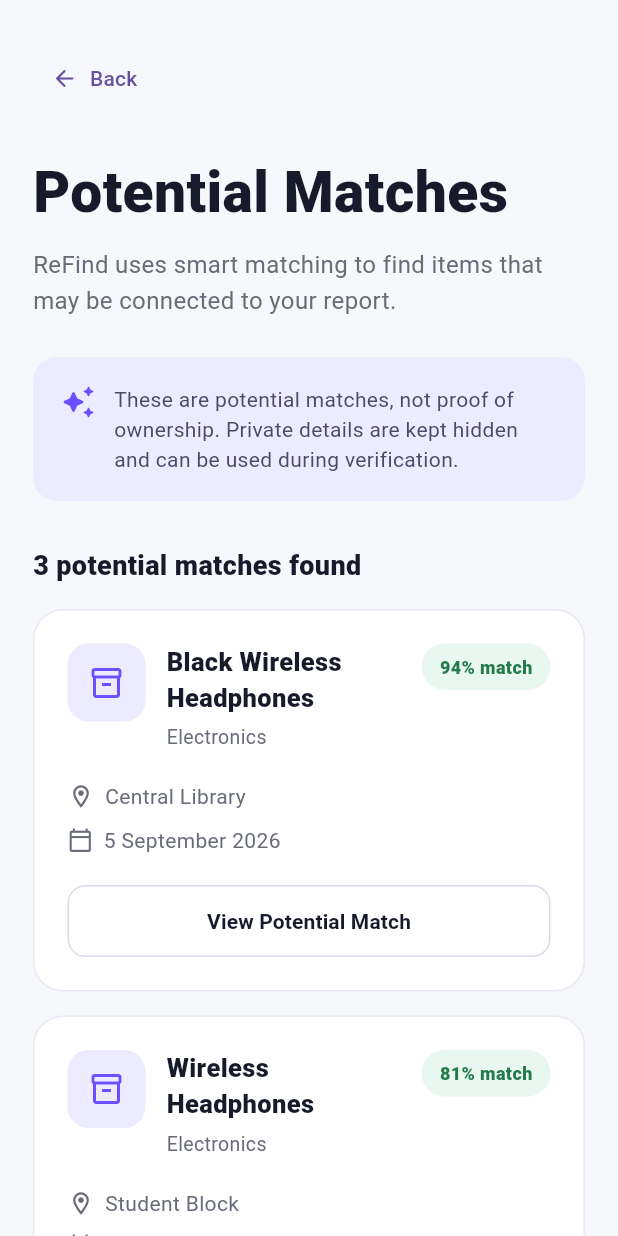
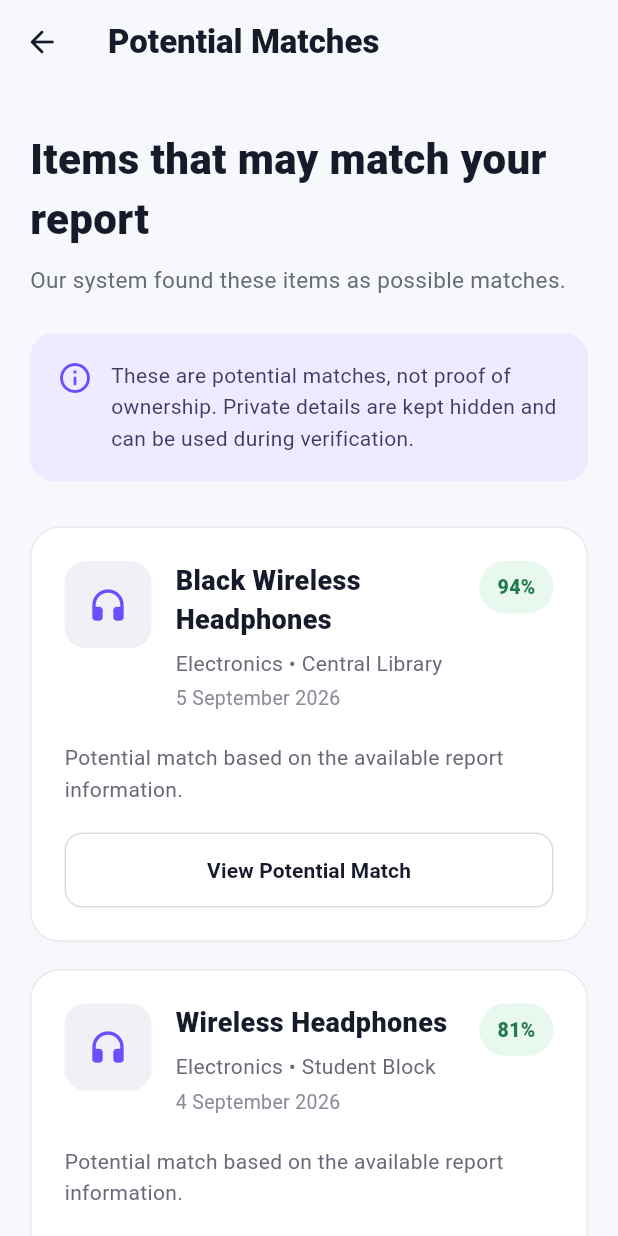
Before and after one commit to shafa279/ReFind, a Flutter app: the MatchesScreen screen opened by its route, on a phone screen of 412 x 824 dp. Run offline on Flutter 3.47's test engine with Material 3 defaults, Android fonts, the phone set to English and light mode, and no system bars.

Commit message:
On branch main .git/COMMIT_EDITMSG [unix] (22:26 07/09/2026)            13,1 Bot                                                          #

```diff
--- a/frontend/lib/app.dart
+++ b/frontend/lib/app.dart
@@ -6,6 +6,7 @@ import 'screens/matches/matches_screen.dart';
 import 'screens/item_details/item_details_screen.dart';
 import 'screens/my_reports/my_reports_screen.dart';
 import 'screens/admin/admin_dashboard_screen.dart';
+import 'screens/login/login_screen.dart';
 
 class ReFindApp extends StatelessWidget {
   const ReFindApp({super.key});
@@ -15,9 +16,7 @@ class ReFindApp extends StatelessWidget {
     return MaterialApp(
       debugShowCheckedModeBanner: false,
       title: 'ReFind',
-
       initialRoute: '/',
-
       routes: {
         '/': (context) => const HomeScreen(),
         '/report': (context) => const ReportItemScreen(),
@@ -25,6 +24,7 @@ class ReFindApp extends StatelessWidget {
         '/item-details': (context) => const ItemDetailsScreen(),
         '/my-reports': (context) => const MyReportsScreen(),
         '/admin': (context) => const AdminDashboardScreen(),
+        '/login': (context) => const LoginScreen(),
       },
     );
   }
--- a/frontend/lib/screens/matches/matches_screen.dart
+++ b/frontend/lib/screens/matches/matches_screen.dart
@@ -1,36 +1,54 @@
 import 'package:flutter/material.dart';
+
+import '../item_details/item_details_screen.dart';
 
 class MatchesScreen extends StatelessWidget {
   const MatchesScreen({super.key});
 
   @override
   Widget build(BuildContext context) {
-    final width = MediaQuery.of(context).size.width;
-    final isMobile = width < 800;
+    final screenWidth = MediaQuery.of(context).size.width;
+    final isMobile = screenWidth < 800;
 
     return Scaffold(
       backgroundColor: const Color(0xFFF7F8FC),
-      body: SafeArea(
-        child: SingleChildScrollView(
+      appBar: AppBar(
+        backgroundColor: const Color(0xFFF7F8FC),
+        elevation: 0,
+        leading: IconButton(
+          onPressed: () {
+            Navigator.pop(context);
+          },
+          icon: const Icon(
+            Icons.arrow_back_rounded,
+            color: Color(0xFF171A2B),
+          ),
+        ),
+        title: const Text(
+          'Potential Matches',
+          style: TextStyle(
+            color: Color(0xFF171A2B),
+            fontWeight: FontWeight.w800,
+          ),
+        ),
+      ),
+      body: SingleChildScrollView(
         padding: EdgeInsets.symmetric(
-            horizontal: isMobile ? 22 : 70,
-            vertical: 28,
+          horizontal: isMobile ? 20 : 70,
+          vertical: 30,
+        ),
+        child: Center(
+          child: ConstrainedBox(
+            constraints: const BoxConstraints(
+              maxWidth: 1100,
             ),
             child: Column(
               crossAxisAlignment: CrossAxisAlignment.start,
               children: [
-              TextButton.icon(
-                onPressed: () => Navigator.pop(context),
-                icon: const Icon(Icons.arrow_back_rounded),
-                label: const Text('Back'),
-              ),
-
-              const SizedBox(height: 25),
-
                 const Text(
-                'Potential Matches',
+                  'Items that may match your report',
                   style: TextStyle(
-                  fontSize: 38,
+                    fontSize: 28,
                     fontWeight: FontWeight.w900,
                     color: Color(0xFF171A2B),
                   ),
@@ -39,11 +57,9 @@ class MatchesScreen extends StatelessWidget {
                 const SizedBox(height: 10),
 
                 const Text(
-                'ReFind uses smart matching to find items that may be '
-                'connected to your report.',
+                  'Our system found these items as possible matches.',
                   style: TextStyle(
-                  fontSize: 16,
-                  height: 1.5,
+                    fontSize: 15,
                     color: Color(0xFF686B78),
                   ),
                 ),
@@ -62,19 +78,18 @@ class MatchesScreen extends StatelessWidget {
                     crossAxisAlignment: CrossAxisAlignment.start,
                     children: [
                       Icon(
-                      Icons.auto_awesome_rounded,
+                        Icons.info_outline_rounded,
                         color: Color(0xFF6C4EFF),
                       ),
                       SizedBox(width: 12),
                       Expanded(
                         child: Text(
                           'These are potential matches, not proof of ownership. '
-                        'Private details are kept hidden and can be used '
-                        'during verification.',
+                          'Private details are kept hidden and can be used during verification.',
                           style: TextStyle(
-                          color: Color(0xFF4D4968),
-                          height: 1.45,
                             fontSize: 14,
+                            height: 1.5,
+                            color: Color(0xFF3F3A63),
                           ),
                         ),
                       ),
@@ -84,58 +99,59 @@ class MatchesScreen extends StatelessWidget {
 
                 const SizedBox(height: 30),
 
-              const Text(
-                '3 potential matches found',
-                style: TextStyle(
-                  fontSize: 18,
-                  fontWeight: FontWeight.w800,
-                  color: Color(0xFF171A2B),
-                ),
-              ),
-
-              const SizedBox(height: 16),
-
-              const _MatchCard(
+                _MatchCard(
                   itemName: 'Black Wireless Headphones',
                   category: 'Electronics',
                   location: 'Central Library',
                   date: '5 September 2026',
-                score: '94%',
+                  confidence: '94%',
+                  onPressed: () {
+                    Navigator.push(
+                      context,
+                      MaterialPageRoute(
+                        builder: (_) => const ItemDetailsScreen(),
+                      ),
+                    );
+                  },
                 ),
 
-              const SizedBox(height: 16),
+                const SizedBox(height: 18),
 
-              const _MatchCard(
+                _MatchCard(
                   itemName: 'Wireless Headphones',
                   category: 'Electronics',
                   location: 'Student Block',
                   date: '4 September 2026',
-                score: '81%',
+                  confidence: '81%',
+                  onPressed: () {
+                    Navigator.push(
+                      context,
+                      MaterialPageRoute(
+                        builder: (_) => const ItemDetailsScreen(),
+                      ),
+                    );
+                  },
                 ),
 
-              const SizedBox(height: 16),
+                const SizedBox(height: 18),
 
-              const _MatchCard(
+                _MatchCard(
                   itemName: 'Black Bluetooth Headset',
                   category: 'Electronics',
                   location: 'Cafeteria',
                   date: '3 September 2026',
-                score: '68%',
+                  confidence: '68%',
+                  onPressed: () {
+                    Navigator.push(
+                      context,
+                      MaterialPageRoute(
+                        builder: (_) => const ItemDetailsScreen(),
                       ),
-
-              const SizedBox(height: 35),
-
-              Center(
-                child: Text(
-                  'Private identifying details are never shown here.',
-                  textAlign: TextAlign.center,
-                  style: TextStyle(
-                    color: Colors.black.withValues(alpha: 0.5),
-                    fontSize: 13,
-                  ),
-                ),
+                    );
+                  },
                 ),
               ],
+            ),
           ),
         ),
       ),
@@ -148,20 +164,21 @@ class _MatchCard extends StatelessWidget {
   final String category;
   final String location;
   final String date;
-  final String score;
+  final String confidence;
+  final VoidCallback onPressed;
 
   const _MatchCard({
     required this.itemName,
     required this.category,
     required this.location,
     required this.date,
-    required this.score,
+    required this.confidence,
+    required this.onPressed,
   });
 
   @override
   Widget build(BuildContext context) {
     return Container(
-      width: double.infinity,
       padding: const EdgeInsets.all(22),
       decoration: BoxDecoration(
         color: Colors.white,
@@ -177,19 +194,20 @@ class _MatchCard extends StatelessWidget {
             crossAxisAlignment: CrossAxisAlignment.start,
             children: [
               Container(
-                width: 52,
-                height: 52,
+                width: 58,
+                height: 58,
                 decoration: BoxDecoration(
-                  color: const Color(0xFFEDEBFF),
+                  color: const Color(0xFFF0F1F6),
                   borderRadius: BorderRadius.circular(14),
                 ),
                 child: const Icon(
-                  Icons.inventory_2_outlined,
+                  Icons.headphones_rounded,
                   color: Color(0xFF6C4EFF),
+                  size: 28,
                 ),
               ),
 
-              const SizedBox(width: 14),
+              const SizedBox(width: 16),
 
               Expanded(
                 child: Column(
@@ -198,17 +216,29 @@ class _MatchCard extends StatelessWidget {
                     Text(
                       itemName,
                       style: const TextStyle(
-                        fontSize: 17,
+                        fontSize: 18,
                         fontWeight: FontWeight.w800,
                         color: Color(0xFF171A2B),
                       ),
                     ),
-                    const SizedBox(height: 5),
+
+                    const SizedBox(height: 6),
+
                     Text(
-                      category,
+                      '$category • $location',
+                      style: const TextStyle(
+                        fontSize: 14,
+                        color: Color(0xFF686B78),
+                      ),
+                    ),
+
+                    const SizedBox(height: 4),
+
+                    Text(
+                      date,
                       style: const TextStyle(
                         fontSize: 13,
-                        color: Color(0xFF686B78),
+                        color: Color(0xFF8A8D99),
                       ),
                     ),
                   ],
@@ -218,18 +248,18 @@ class _MatchCard extends StatelessWidget {
               Container(
                 padding: const EdgeInsets.symmetric(
                   horizontal: 12,
-                  vertical: 7,
+                  vertical: 8,
                 ),
                 decoration: BoxDecoration(
-                  color: const Color(0xFFE8F7EF),
+                  color: const Color(0xFFE8F8EF),
                   borderRadius: BorderRadius.circular(30),
                 ),
                 child: Text(
-                  '$score match',
+                  confidence,
                   style: const TextStyle(
+                    fontSize: 13,
+                    fontWeight: FontWeight.w800,
                     color: Color(0xFF237A4B),
-                    fontSize: 12,
-                    fontWeight: FontWeight.w800,
                   ),
                 ),
               ),
@@ -238,50 +268,26 @@ class _MatchCard extends StatelessWidget {
 
           const SizedBox(height: 20),
 
-          Row(
-            children: [
-              const Icon(
-                Icons.location_on_outlined,
-                size: 18,
-                color: Color(0xFF686B78),
-              ),
-              const SizedBox(width: 7),
-              Text(
-                location,
-                style: const TextStyle(
+          const Text(
+            'Potential match based on the available report information.',
+            style: TextStyle(
+              fontSize: 14,
+              height: 1.5,
               color: Color(0xFF686B78),
             ),
           ),
-            ],
-          ),
 
-          const SizedBox(height: 9),
-
-          Row(
-            children: [
-              const Icon(
-                Icons.calendar_today_outlined,
-                size: 17,
-                color: Color(0xFF686B78),
-              ),
-              const SizedBox(width: 7),
-              Text(
-                date,
-                style: const TextStyle(
-                  color: Color(0xFF686B78),
-                ),
-              ),
-            ],
-          ),
-
-          const SizedBox(height: 20),
+          const SizedBox(height: 18),
 
           SizedBox(
             width: double.infinity,
             child: OutlinedButton(
-              onPressed: () {},
+              onPressed: onPressed,
               style: OutlinedButton.styleFrom(
-                padding: const EdgeInsets.symmetric(vertical: 14),
+                foregroundColor: const Color(0xFF171A2B),
+                padding: const EdgeInsets.symmetric(
+                  vertical: 15,
+                ),
                 side: const BorderSide(
                   color: Color(0xFFD9DBE5),
                 ),
@@ -292,7 +298,6 @@ class _MatchCard extends StatelessWidget {
               child: const Text(
                 'View Potential Match',
                 style: TextStyle(
-                  color: Color(0xFF171A2B),
                   fontWeight: FontWeight.w700,
                 ),
               ),
```
Also changed, not shown: frontend/lib/screens/home/home_screen.dart (+31 -11 lines), frontend/lib/screens/login/login_screen.dart (added, +246 -0 lines). Lines whose indentation alone changed are shown as unchanged.
